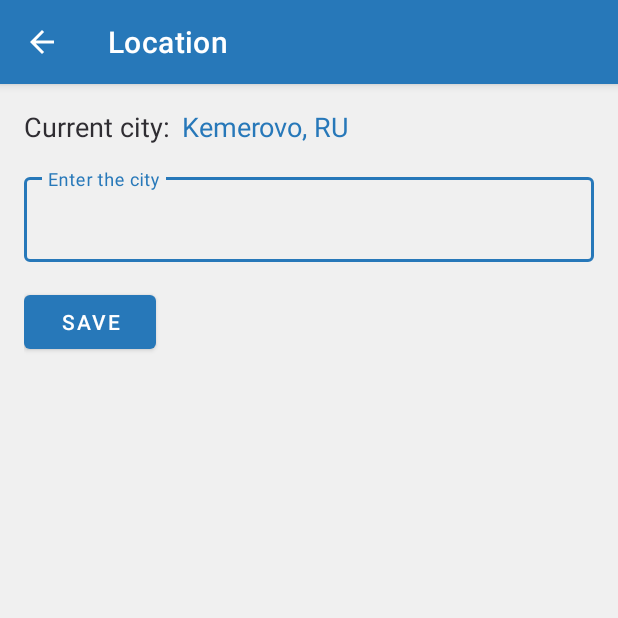
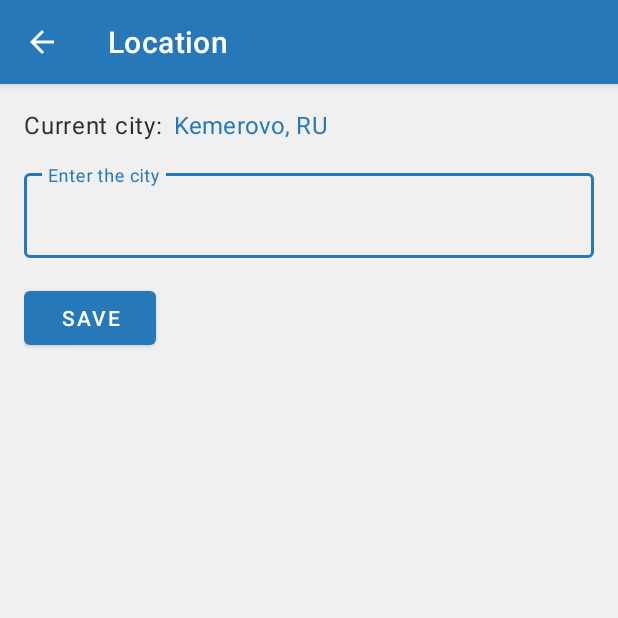
Before and after one commit to kat3n0t/clothing-and-weather-premium, an Android app: the LocationActivity screen opened directly, with no data from a screen before it, on a phone screen of 412 x 824 dp, the top half of it. Run offline under Robolectric (Android 15) with nearby library versions, the phone set to English and light mode, and no system bars.

Commit message:
#57: changed text styles

```diff
--- a/app/src/main/res/layout-large/activity_main.xml
+++ b/app/src/main/res/layout-large/activity_main.xml
@@ -46,23 +46,23 @@
 
             <TextView
                 android:id="@+id/tvSpeed"
+                style="@style/TextAppearance.MaterialComponents.Headline5"
                 android:layout_width="wrap_content"
                 android:layout_height="wrap_content"
                 android:layout_marginTop="8dp"
                 android:text="@string/wind"
                 android:textAlignment="center"
-                android:textSize="22sp"
                 android:visibility="invisible"
                 tools:visibility="visible" />
 
             <TextView
                 android:id="@+id/tvHumidity"
+                style="@style/TextAppearance.MaterialComponents.Headline5"
                 android:layout_width="wrap_content"
                 android:layout_height="wrap_content"
                 android:layout_marginTop="8dp"
                 android:text="@string/humidity"
                 android:textAlignment="center"
-                android:textSize="22sp"
                 android:visibility="invisible"
                 tools:visibility="visible" />
 
--- a/app/src/main/res/layout/activity_location.xml
+++ b/app/src/main/res/layout/activity_location.xml
@@ -21,21 +21,24 @@
 
             <TextView
                 android:id="@+id/tvCurrentCity"
+                style="@style/TextAppearance.MaterialComponents.Body1"
                 android:layout_width="wrap_content"
                 android:layout_height="wrap_content"
                 android:layout_centerVertical="true"
-                android:text="@string/cur_city"
-                android:textSize="18sp" />
+                android:text="@string/cur_city" />
 
             <TextView
                 android:id="@+id/tvActiveCity"
+                style="@style/TextAppearance.MaterialComponents.Subtitle1"
                 android:layout_width="match_parent"
                 android:layout_height="wrap_content"
                 android:layout_marginStart="8dp"
                 android:layout_toEndOf="@+id/tvCurrentCity"
+                android:ellipsize="end"
                 android:gravity="center_vertical"
+                android:maxLines="2"
                 android:textColor="@color/colorPrimary"
-                android:textSize="18sp" />
+                tools:text="Kemerovo, RU" />
         </RelativeLayout>
 
         <com.google.android.material.textfield.TextInputLayout
@@ -70,6 +73,7 @@
 
             <TextView
                 android:id="@+id/tvCheck"
+                style="@style/TextAppearance.MaterialComponents.Body2"
                 android:layout_width="0dp"
                 android:layout_height="wrap_content"
                 android:layout_marginStart="8dp"
@@ -77,11 +81,11 @@
                 android:text="@string/weather_data_not_found"
                 android:textAlignment="center"
                 android:textAllCaps="false"
-                android:textSize="14sp"
-                android:visibility="invisible"
+                android:visibility="gone"
                 app:layout_constraintBaseline_toBaselineOf="@+id/btnCheck"
                 app:layout_constraintEnd_toEndOf="parent"
-                app:layout_constraintStart_toEndOf="@+id/btnCheck" />
+                app:layout_constraintStart_toEndOf="@+id/btnCheck"
+                tools:visibility="visible" />
         </androidx.constraintlayout.widget.ConstraintLayout>
     </LinearLayout>
 </androidx.constraintlayout.widget.ConstraintLayout>
```
Also changed, not shown: app/src/main/res/layout/activity_main.xml (+7 -4 lines), app/src/main/res/layout/app_widget.xml (+5 -6 lines).
